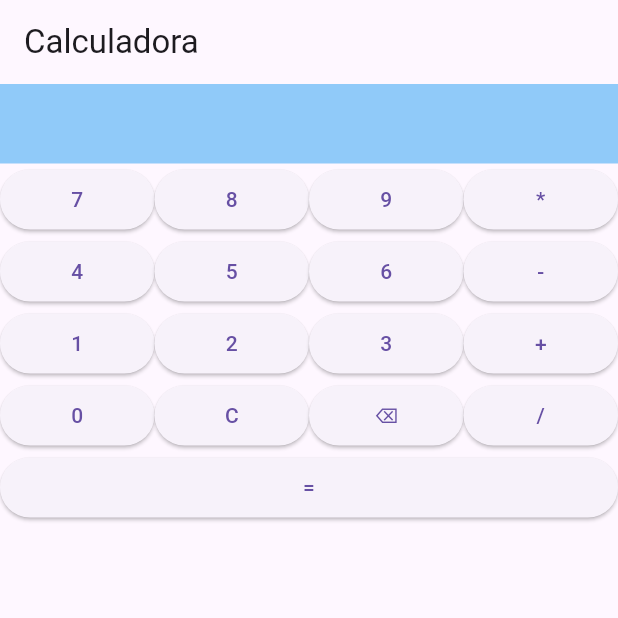
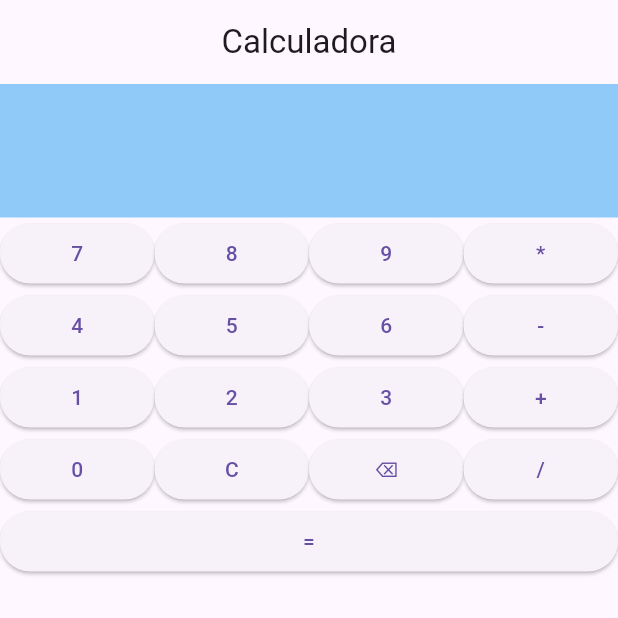
Before and after one commit to GZaguini/Projetos, a Flutter app: the screen it shows after launch, on a phone screen of 412 x 824 dp, the top half of it. Run offline on Flutter 3.47's test engine with Material 3 defaults, Android fonts, the phone set to English and light mode, and no system bars.

Commit message:
Arrumando a Fonte e colocando o Titulo no Centro

```diff
--- a/calculadora/lib/main.dart
+++ b/calculadora/lib/main.dart
@@ -42,14 +42,14 @@ class _MyAppState extends State<MyApp> {
   Widget build(BuildContext context) {
     return MaterialApp(
       home: Scaffold(
-        appBar: AppBar(title: const Text('Calculadora')),
+        appBar: AppBar(title: const Text('Calculadora') , centerTitle: true,),
         body: Column(
           children: [
             Container(
               width: double.infinity,
               padding: const EdgeInsets.all(16),
               color: Colors.blue[200],
-              child: Text(visor, textAlign: TextAlign.end),
+              child: Text(visor, textAlign: TextAlign.end , style: const TextStyle(fontSize: 40) ),
             ),
             Row(
               children: [
```
